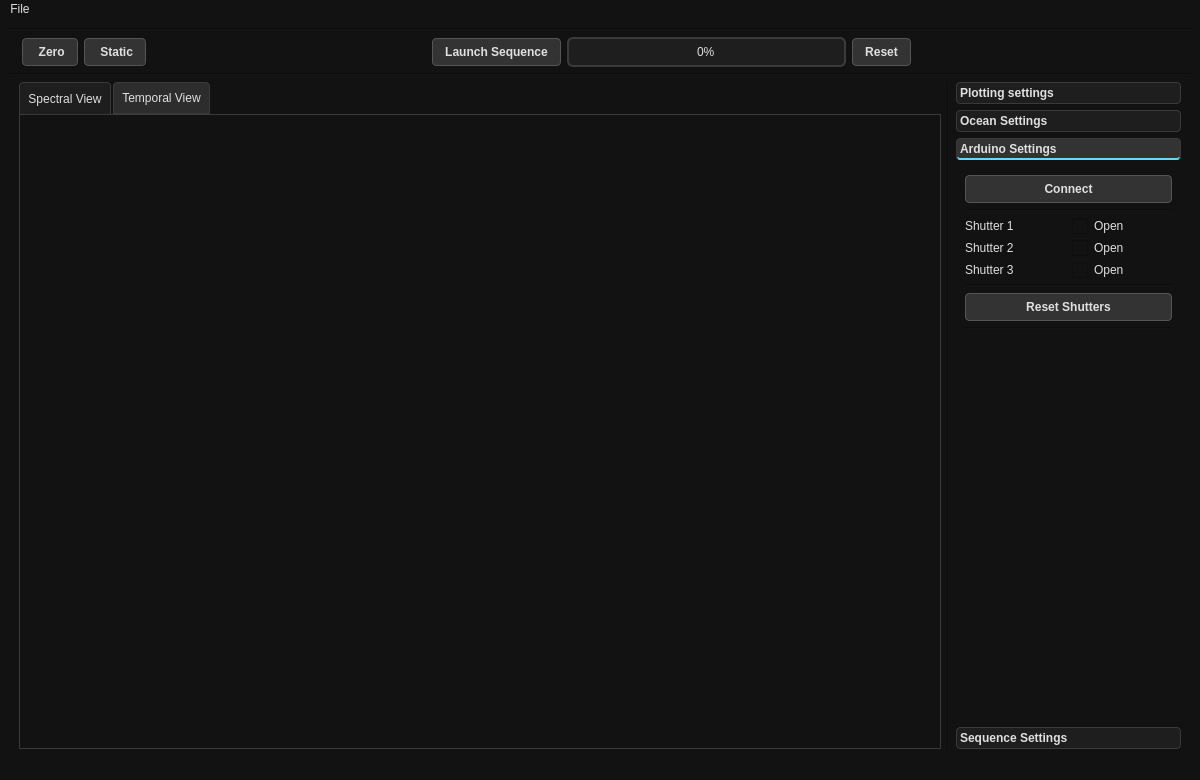
Before: the Qt Designer form XChroma/ui/MainWindow.ui in Alex6Crbt/XChroma, drawn with Qt 5.
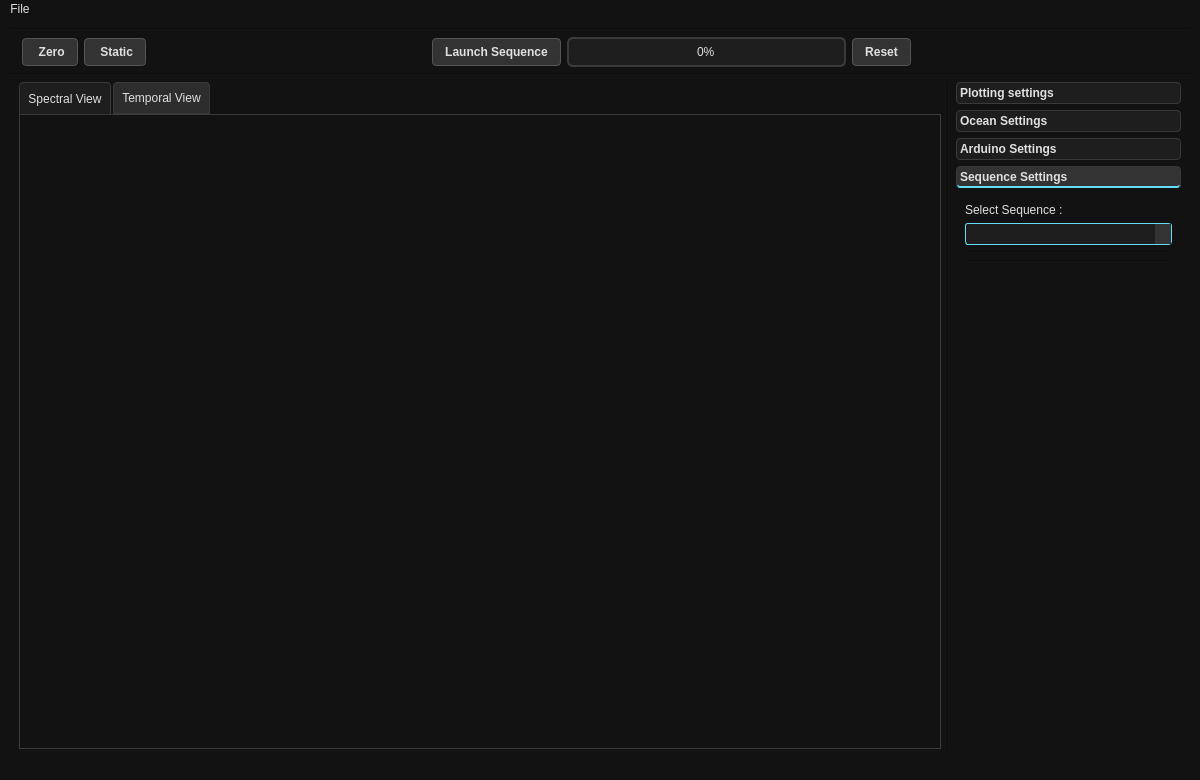
After: the same form once the commit is applied. The open tabs and pages were chosen to show the change. Icons and pictures are not drawn. Custom widgets are drawn as their Qt base class.

Commit message: Improved UI Sequence control

Diff of the .ui file:
```diff
--- a/XChroma/ui/MainWindow.ui
+++ b/XChroma/ui/MainWindow.ui
@@ -1021,6 +1021,48 @@
            <attribute name="label">
             <string>Sequence Settings</string>
            </attribute>
+           <layout class="QGridLayout" name="gridLayout_7">
+            <item row="5" column="0">
+             <spacer name="verticalSpacer_4">
+              <property name="orientation">
+               <enum>Qt::Orientation::Vertical</enum>
+              </property>
+              <property name="sizeHint" stdset="0">
+               <size>
+                <width>20</width>
+                <height>40</height>
+               </size>
+              </property>
+             </spacer>
+            </item>
+            <item row="3" column="0">
+             <layout class="QFormLayout" name="argsformLayout"/>
+            </item>
+            <item row="1" column="0">
+             <widget class="QComboBox" name="sequence_selector"/>
+            </item>
+            <item row="4" column="0">
+             <widget class="Line" name="line_16">
+              <property name="orientation">
+               <enum>Qt::Orientation::Horizontal</enum>
+              </property>
+             </widget>
+            </item>
+            <item row="0" column="0">
+             <widget class="QLabel" name="label_11">
+              <property name="text">
+               <string>Select Sequence :</string>
+              </property>
+             </widget>
+            </item>
+            <item row="2" column="0">
+             <widget class="Line" name="line_17">
+              <property name="orientation">
+               <enum>Qt::Orientation::Horizontal</enum>
+              </property>
+             </widget>
+            </item>
+           </layout>
           </widget>
          </widget>
         </item>
```
Left out of the diff: 276 changed lines with no effect on the pictures. The commit also changes 8 other files.
